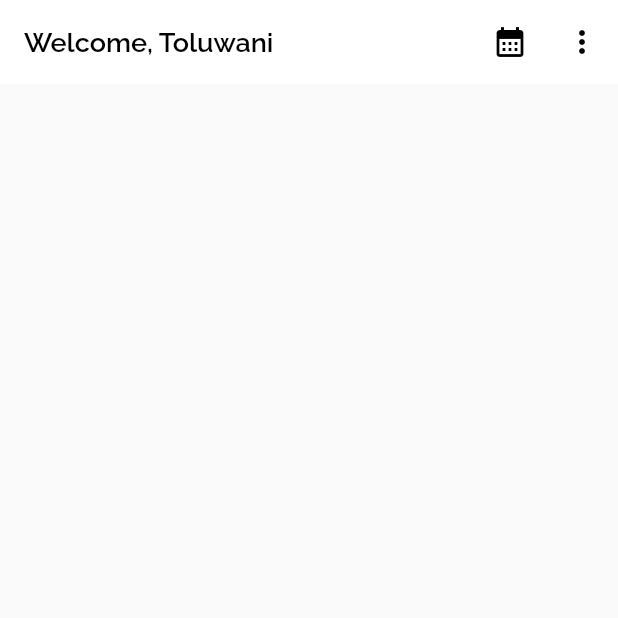
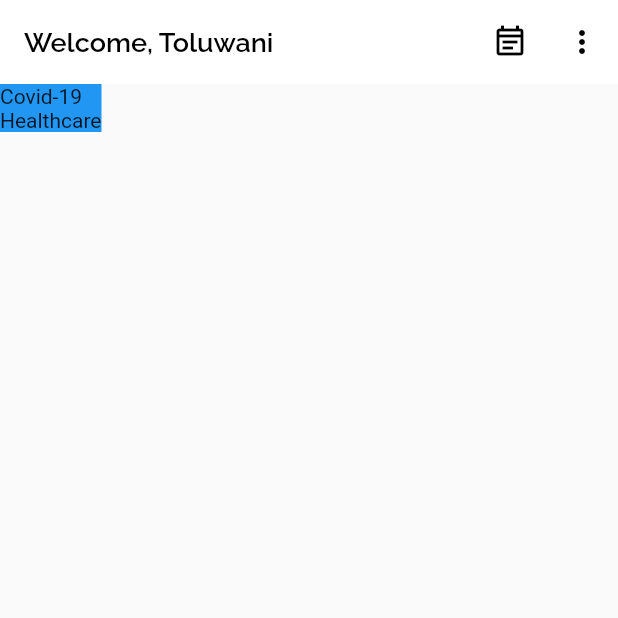
Before and after one commit to Sanjar1218/Doctors_appointments_app, a Flutter app: the screen it shows after launch, on a phone screen of 412 x 824 dp, the top half of it. Run offline on Flutter 3.47's test engine with Material 2 defaults, Android fonts, the light colour scheme and no system bars; our stand-ins replace google_fonts.

Commit message:
lost in body

```diff
--- a/lib/main.dart
+++ b/lib/main.dart
@@ -26,7 +26,7 @@ class _MainPageState extends State<MainPage> {
           title: const Text('Welcome, Toluwani'),
           actions: [
             IconButton(
-            icon: const Icon(Icons.calendar_month),
+              icon: const Icon(Icons.event_note_outlined),
               color: Colors.black,
               onPressed: () {},
             ),
@@ -37,6 +37,15 @@ class _MainPageState extends State<MainPage> {
             ),
           ],
         ),
-    );
+        body: Column(
+          children: [
+            Container(
+              color: Theme.of(context).primaryColor,
+              child: Column(children: const [
+                Text('Covid-19\nHealthcare'),
+              ]),
+            )
+          ],
+        ));
   }
 }
--- a/lib/style/main_style.dart
+++ b/lib/style/main_style.dart
@@ -17,4 +17,5 @@ ThemeData theme = ThemeData(
     titleMedium: TextStyle(color: Colors.black),
     titleSmall: TextStyle(color: Colors.black),
   ),
+  primaryColor: Colors.blue,
 );
--- a/pubspec.yaml
+++ b/pubspec.yaml
@@ -60,9 +60,8 @@ flutter:
   uses-material-design: true
 
   # To add assets to your application, add an assets section, like this:
-  # assets:
-  #   - images/a_dot_burr.jpeg
-  #   - images/a_dot_ham.jpeg
+  assets:
+    - assets/images/
 
   # An image asset can refer to one or more resolution-specific "variants", see
   # https://flutter.dev/assets-and-images/#resolution-aware
```
Also changed, not shown: assets/images/illustration.png (added). Lines whose indentation alone changed are shown as unchanged.
